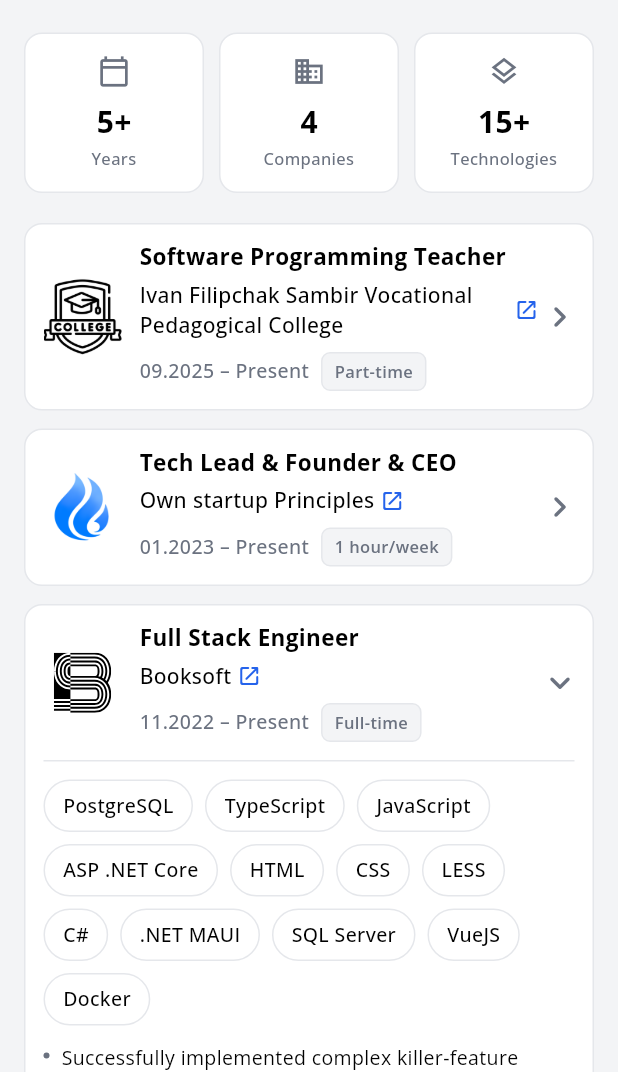
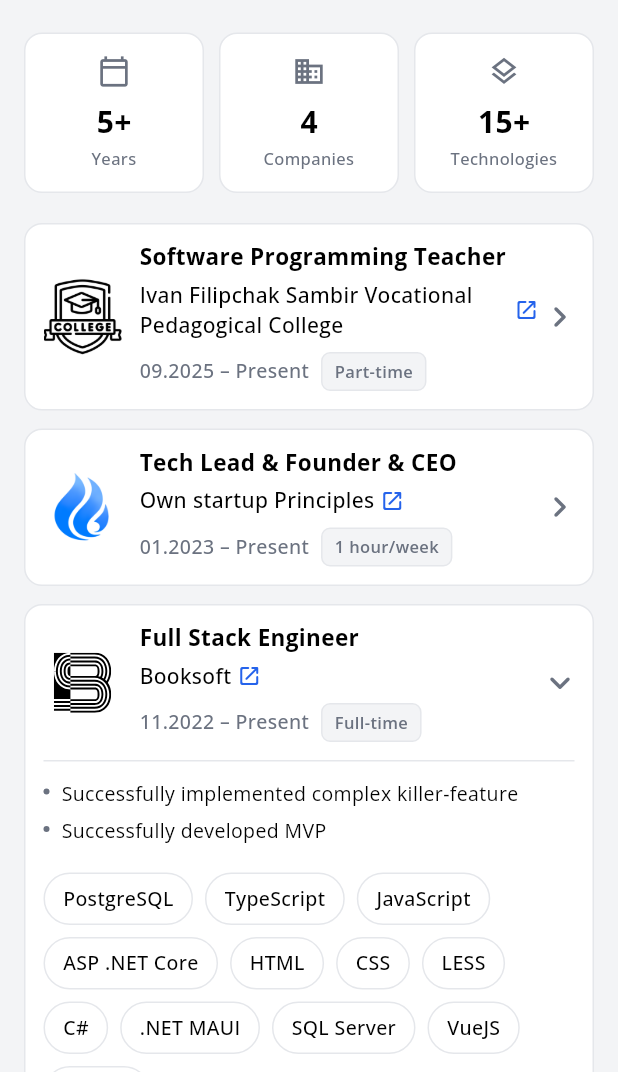
Before and after one commit to bob-byte/bohdan_bats_portfolio, a Flutter app: the ExperienceMobile screen opened directly, after a tap on "Full Stack Engineer", on a phone screen of 412 x 824 dp, the part 164-1236 px from its top. Run offline on Flutter 3.47's test engine with Material 3 defaults, Android fonts, the phone set to English and light mode, and no system bars; our stand-ins replace cloud_firestore, firebase_core, flutter_svg, google_fonts, logger; missing offline and left inert: window_manager; accounts and stored records are empty; network calls fail.

Commit message:
Refactor tech stack display in ExperienceTimelineEntry and ExperienceExpandedBody. Moved tech tag parsing to a variable for better readability and consistency, and adjusted the layout to ensure tech tags are displayed correctly in both components.

```diff
--- a/lib/mobile/experience_expanded_body.dart
+++ b/lib/mobile/experience_expanded_body.dart
@@ -28,16 +28,6 @@ class ExperienceExpandedBody extends StatelessWidget {
                 height: 1.5,
                 color: AppConstants.secondaryColor,
               ),
-            ),
-          ],
-          if (tags.isNotEmpty) ...[
-            const SizedBox(height: 12),
-            Wrap(
-              spacing: 8,
-              runSpacing: 8,
-              children: tags
-                  .map((tag) => ExperienceTechChip(label: tag))
-                  .toList(),
             ),
           ],
           if (item.achievements.isNotEmpty) ...[
@@ -74,6 +64,16 @@ class ExperienceExpandedBody extends StatelessWidget {
               ),
             ),
           ],
+          if (tags.isNotEmpty) ...[
+            const SizedBox(height: 12),
+            Wrap(
+              spacing: 8,
+              runSpacing: 8,
+              children: tags
+                  .map((tag) => ExperienceTechChip(label: tag))
+                  .toList(),
+            ),
+          ],
         ],
       ),
     );
```
Also changed, not shown: lib/experience/experience_timeline_entry.dart (+11 -8 lines).
